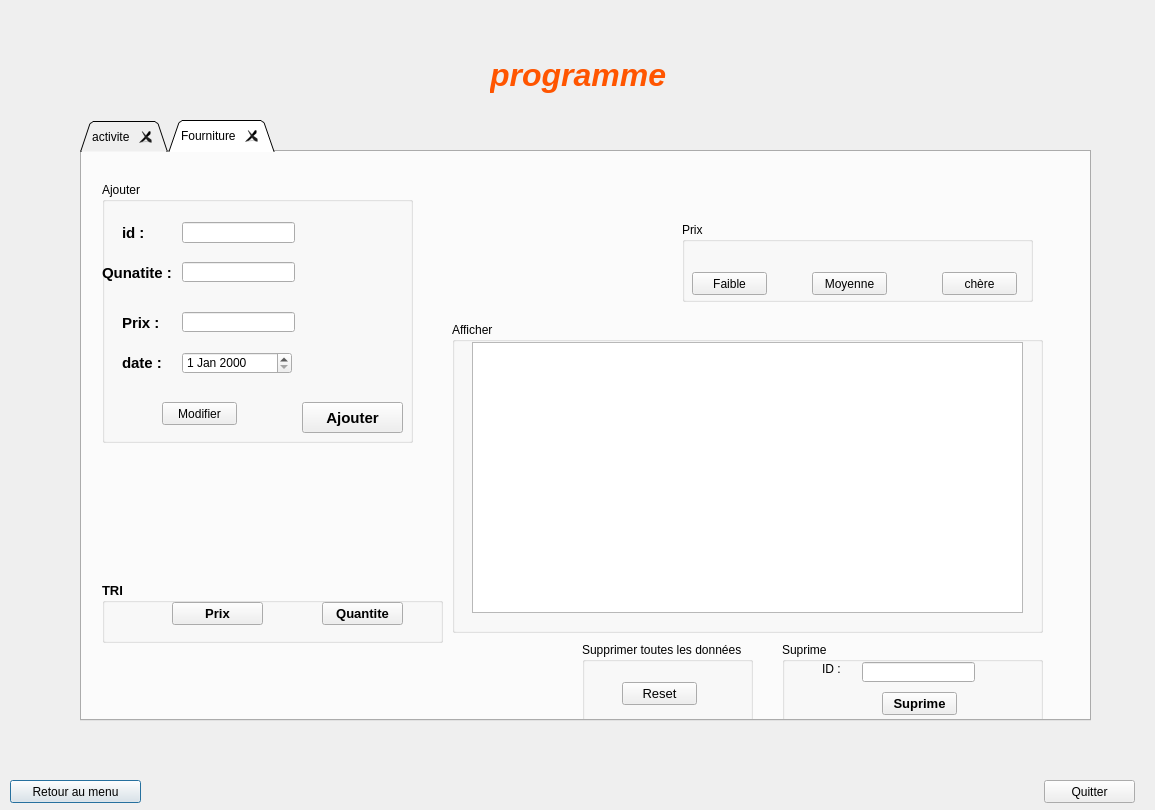
First picture: the form in application_version_beta/programme.ui, repository AzizBenIsmail/Projet_Parental_Monitoring_System_Qt, before the edit.
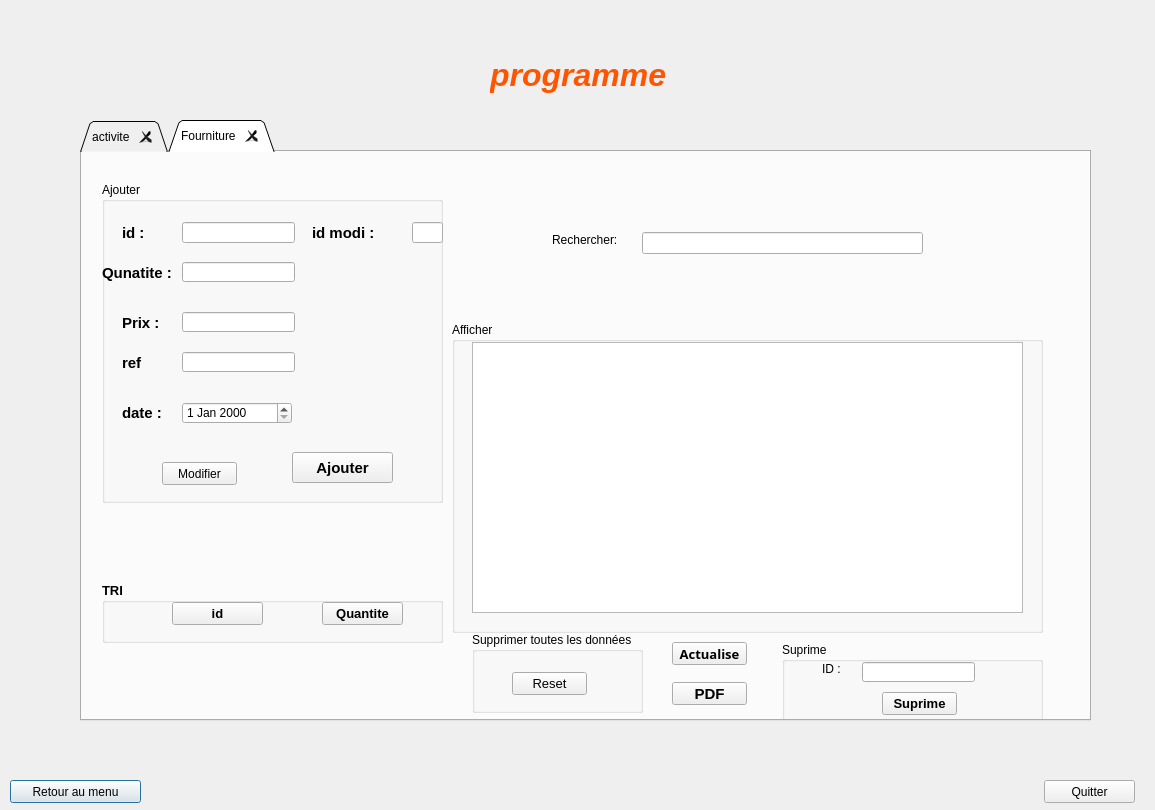
Second picture: the form after the edit. The open tabs and pages were chosen to show the change.

```diff
--- a/application_version_beta/programme.ui
+++ b/application_version_beta/programme.ui
@@ -548,8 +548,8 @@
       <rect>
        <x>20</x>
        <y>30</y>
-       <width>311</width>
-       <height>261</height>
+       <width>341</width>
+       <height>321</height>
       </rect>
      </property>
      <property name="title">
@@ -649,7 +649,7 @@
       <property name="geometry">
        <rect>
         <x>20</x>
-        <y>170</y>
+        <y>220</y>
         <width>47</width>
         <height>21</height>
        </rect>
@@ -668,8 +668,8 @@
      <widget class="QPushButton" name="pushButton_ajout_m">
       <property name="geometry">
        <rect>
-        <x>200</x>
-        <y>220</y>
+        <x>190</x>
+        <y>270</y>
         <width>101</width>
         <height>31</height>
        </rect>
@@ -682,6 +682,13 @@
         <bold>true</bold>
        </font>
       </property>
+      <property name="styleSheet">
+       <string notr="true">QPushButton::hover
+{
+	background-color: qlineargradient(spread:pad, x1:0, y1:0.511, x2:1, y2:0.511, stop:0 rgba(0, 207, 179, 255),stop:1 rgb(108, 135, 255));
+
+}</string>
+      </property>
       <property name="text">
        <string>Ajouter</string>
       </property>
@@ -690,11 +697,18 @@
       <property name="geometry">
        <rect>
         <x>60</x>
-        <y>220</y>
+        <y>280</y>
         <width>75</width>
         <height>23</height>
        </rect>
       </property>
+      <property name="styleSheet">
+       <string notr="true">QPushButton::hover
+{
+	background-color: qlineargradient(spread:pad, x1:0, y1:0.511, x2:1, y2:0.511, stop:0 rgba(0, 207, 179, 255),stop:1 rgb(108, 135, 255));
+
+}</string>
+      </property>
       <property name="text">
        <string>Modifier</string>
       </property>
@@ -703,12 +717,72 @@
       <property name="geometry">
        <rect>
         <x>80</x>
-        <y>170</y>
+        <y>220</y>
         <width>110</width>
         <height>22</height>
        </rect>
       </property>
      </widget>
+     <widget class="QLabel" name="label_12">
+      <property name="geometry">
+       <rect>
+        <x>20</x>
+        <y>170</y>
+        <width>47</width>
+        <height>21</height>
+       </rect>
+      </property>
+      <property name="font">
+       <font>
+        <pointsize>11</pointsize>
+        <weight>75</weight>
+        <bold>true</bold>
+       </font>
+      </property>
+      <property name="text">
+       <string>ref</string>
+      </property>
+     </widget>
+     <widget class="QLineEdit" name="ref_h">
+      <property name="geometry">
+       <rect>
+        <x>80</x>
+        <y>170</y>
+        <width>113</width>
+        <height>20</height>
+       </rect>
+      </property>
+     </widget>
+     <widget class="QLineEdit" name="_id_h_2">
+      <property name="geometry">
+       <rect>
+        <x>310</x>
+        <y>40</y>
+        <width>31</width>
+        <height>21</height>
+       </rect>
+      </property>
+     </widget>
+     <widget class="QLabel" name="label_10">
+      <property name="geometry">
+       <rect>
+        <x>210</x>
+        <y>40</y>
+        <width>81</width>
+        <height>21</height>
+       </rect>
+      </property>
+      <property name="font">
+       <font>
+        <pointsize>11</pointsize>
+        <weight>75</weight>
+        <bold>true</bold>
+       </font>
+      </property>
+      <property name="text">
+       <string>id modi :</string>
+      </property>
+     </widget>
     </widget>
     <widget class="QGroupBox" name="groupBox_6">
      <property name="geometry">
@@ -806,8 +880,8 @@
     <widget class="QGroupBox" name="groupBox_9">
      <property name="geometry">
       <rect>
-       <x>500</x>
-       <y>490</y>
+       <x>390</x>
+       <y>480</y>
        <width>171</width>
        <height>81</height>
       </rect>
@@ -831,6 +905,13 @@
         <bold>false</bold>
        </font>
       </property>
+      <property name="styleSheet">
+       <string notr="true">QPushButton::hover
+{
+	background-color: qlineargradient(spread:pad, x1:0, y1:0.511, x2:1, y2:0.511, stop:0 rgba(0, 207, 179, 255),stop:1 rgb(108, 135, 255));
+
+}</string>
+      </property>
       <property name="text">
        <string>Reset</string>
       </property>
@@ -868,10 +949,14 @@
        </rect>
       </property>
       <property name="styleSheet">
-       <string notr="true"/>
+       <string notr="true">QPushButton::hover
+{
+	background-color: qlineargradient(spread:pad, x1:0, y1:0.511, x2:1, y2:0.511, stop:0 rgba(0, 207, 179, 255),stop:1 rgb(108, 135, 255));
+
+}</string>
       </property>
       <property name="text">
-       <string>Prix</string>
+       <string>id</string>
       </property>
      </widget>
      <widget class="QPushButton" name="Tri_Taille_2">
@@ -891,57 +976,83 @@
       </property>
      </widget>
     </widget>
-    <widget class="QGroupBox" name="groupBox_10">
+    <widget class="QPushButton" name="pushButton_enregistre_p">
      <property name="geometry">
       <rect>
-       <x>600</x>
-       <y>70</y>
-       <width>351</width>
-       <height>80</height>
+       <x>590</x>
+       <y>530</y>
+       <width>75</width>
+       <height>23</height>
       </rect>
      </property>
-     <property name="title">
-      <string>Prix</string>
+     <property name="font">
+      <font>
+       <pointsize>11</pointsize>
+       <weight>75</weight>
+       <bold>true</bold>
+      </font>
      </property>
-     <widget class="QPushButton" name="pushButton_3">
-      <property name="geometry">
-       <rect>
-        <x>10</x>
-        <y>50</y>
-        <width>75</width>
-        <height>23</height>
-       </rect>
-      </property>
-      <property name="text">
-       <string>Faible</string>
-      </property>
-     </widget>
-     <widget class="QPushButton" name="pushButton_Moyenne">
-      <property name="geometry">
-       <rect>
-        <x>130</x>
-        <y>50</y>
-        <width>75</width>
-        <height>23</height>
-       </rect>
-      </property>
-      <property name="text">
-       <string>Moyenne</string>
-      </property>
-     </widget>
-     <widget class="QPushButton" name="pushButton_chere">
-      <property name="geometry">
-       <rect>
-        <x>260</x>
-        <y>50</y>
-        <width>75</width>
-        <height>23</height>
-       </rect>
-      </property>
-      <property name="text">
-       <string>chère</string>
-      </property>
-     </widget>
+     <property name="styleSheet">
+      <string notr="true">QPushButton::hover
+{
+	background-color: qlineargradient(spread:pad, x1:0, y1:0.511, x2:1, y2:0.511, stop:0 rgba(0, 207, 179, 255),stop:1 rgb(108, 135, 255));
+
+}</string>
+     </property>
+     <property name="text">
+      <string>PDF</string>
+     </property>
+    </widget>
+    <widget class="QLineEdit" name="Psearch_4">
+     <property name="geometry">
+      <rect>
+       <x>560</x>
+       <y>80</y>
+       <width>281</width>
+       <height>22</height>
+      </rect>
+     </property>
+    </widget>
+    <widget class="QLabel" name="label_81">
+     <property name="geometry">
+      <rect>
+       <x>470</x>
+       <y>80</y>
+       <width>101</width>
+       <height>16</height>
+      </rect>
+     </property>
+     <property name="text">
+      <string>Rechercher:</string>
+     </property>
+    </widget>
+    <widget class="QPushButton" name="pushButton_Actualise_h">
+     <property name="geometry">
+      <rect>
+       <x>590</x>
+       <y>490</y>
+       <width>75</width>
+       <height>23</height>
+      </rect>
+     </property>
+     <property name="font">
+      <font>
+       <family>Microsoft YaHei</family>
+       <pointsize>10</pointsize>
+       <weight>75</weight>
+       <bold>true</bold>
+      </font>
+     </property>
+     <property name="styleSheet">
+      <string notr="true">QPushButton::hover
+{
+	background-color: qlineargradient(spread:pad, x1:0, y1:0.511, x2:1, y2:0.511, stop:0 rgba(0, 207, 179, 255),stop:1 rgb(108, 135, 255));
+
+}</string>
+     </property>
+     <property name="text">
+      <string>Actualise</string>
+     </property>
     </widget>
     <zorder>label_ph_2</zorder>
     <zorder>groupBox_3</zorder>
```
Left out of the diff: 171 changed lines with no effect on the pictures.
